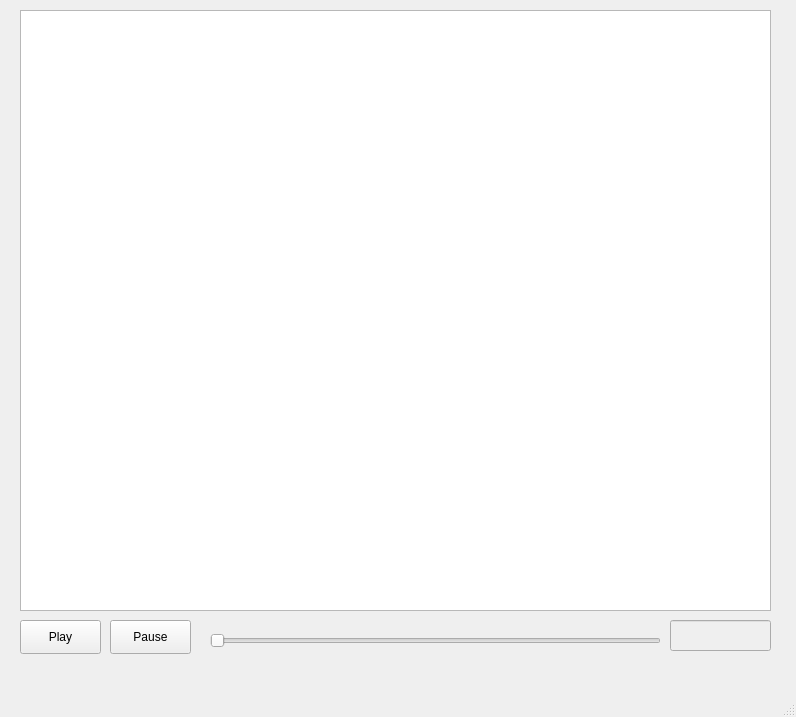
This is slideshow.ui in qchen2017/BloodVesselVisualization as Qt 5 draws it before an edit. The edited form follows.
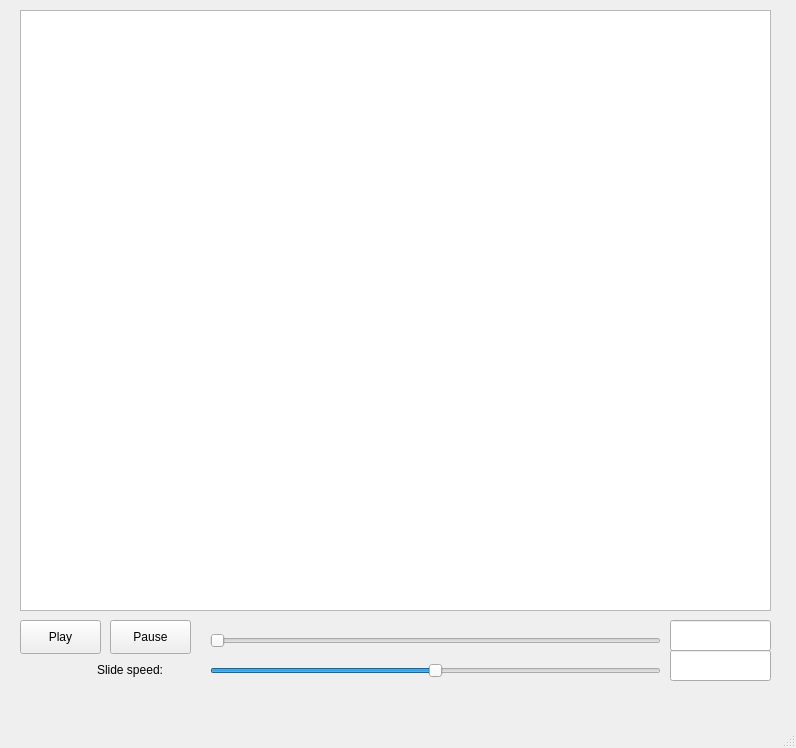
This is the edited form.

Commit message:
added speed bar; fixed closing issue
Speed bar allows manual changing of delay time between slides. Slideshow
would continue to work in the background after the slideshow window was
closed - now fixed.

```diff
--- a/slideshow.ui
+++ b/slideshow.ui
@@ -7,7 +7,7 @@
     <x>0</x>
     <y>0</y>
     <width>796</width>
-    <height>717</height>
+    <height>748</height>
    </rect>
   </property>
   <property name="windowTitle">
@@ -68,7 +68,7 @@
    </widget>
    <widget class="QLineEdit" name="vary_lineEdit">
     <property name="enabled">
-     <bool>false</bool>
+     <bool>true</bool>
     </property>
     <property name="geometry">
      <rect>
@@ -79,6 +79,54 @@
      </rect>
     </property>
    </widget>
+   <widget class="QSlider" name="speedSlider">
+    <property name="geometry">
+     <rect>
+      <x>210</x>
+      <y>660</y>
+      <width>451</width>
+      <height>22</height>
+     </rect>
+    </property>
+    <property name="maximum">
+     <number>100</number>
+    </property>
+    <property name="singleStep">
+     <number>10</number>
+    </property>
+    <property name="sliderPosition">
+     <number>50</number>
+    </property>
+    <property name="orientation">
+     <enum>Qt::Horizontal</enum>
+    </property>
+   </widget>
+   <widget class="QLabel" name="label">
+    <property name="geometry">
+     <rect>
+      <x>97</x>
+      <y>660</y>
+      <width>91</width>
+      <height>20</height>
+     </rect>
+    </property>
+    <property name="text">
+     <string>Slide speed:</string>
+    </property>
+   </widget>
+   <widget class="QLineEdit" name="slideSpeed_LineEdit">
+    <property name="enabled">
+     <bool>true</bool>
+    </property>
+    <property name="geometry">
+     <rect>
+      <x>670</x>
+      <y>650</y>
+      <width>101</width>
+      <height>31</height>
+     </rect>
+    </property>
+   </widget>
   </widget>
   <widget class="QMenuBar" name="menubar">
    <property name="geometry">
```
Left out of the diff: 2 changed lines with no effect on the pictures. The commit also changes 2 other files.
